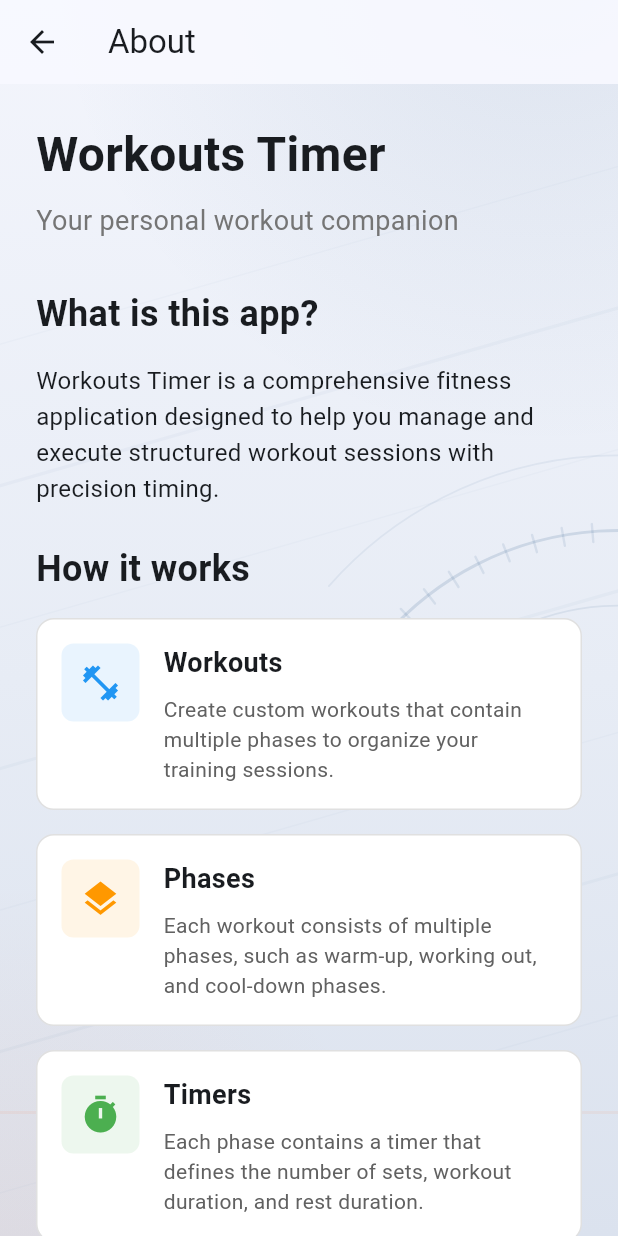
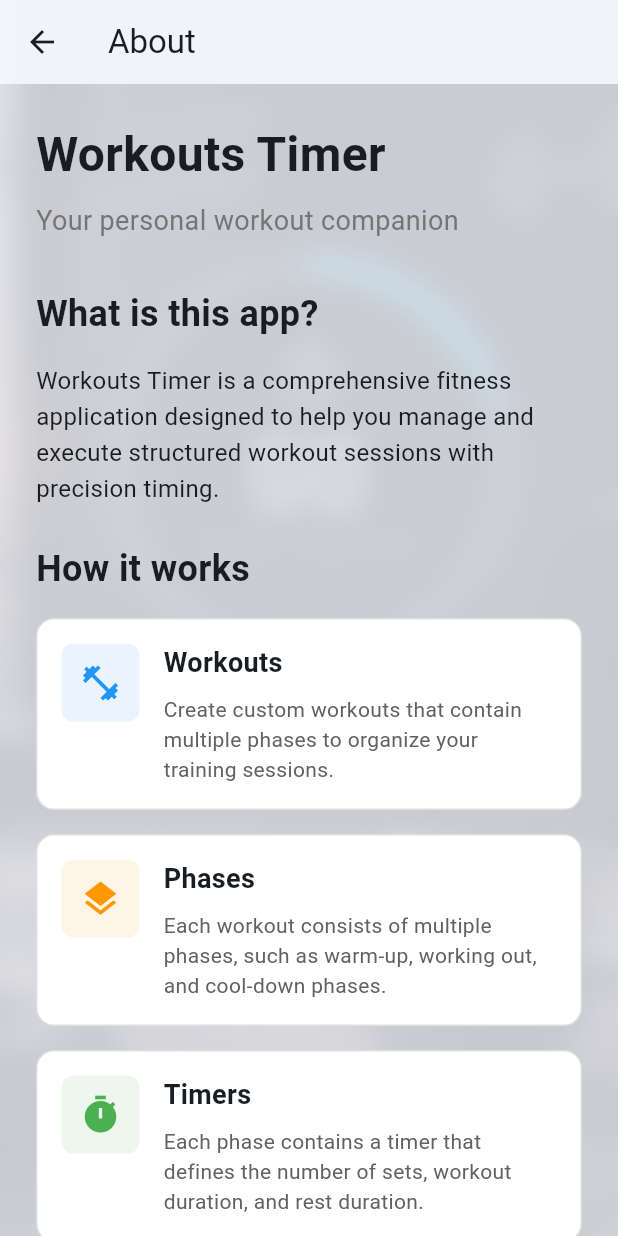
Before and after one commit to chakroun-said/timer, a Flutter app: the screen it shows after launch, after a tap on the "info outline" icon, on a phone screen of 412 x 824 dp. Run offline on Flutter 3.47's test engine with Material 3 defaults, Android fonts, the phone set to English and light mode, and no system bars; our stand-ins replace audioplayers, shared_preferences.

Commit message:
Use a fitness photo as the app background
Replace the painted vector backdrop with the gym photo. Two WebP
derivatives ship: the crisp 1400px image for the desktop margins, and a
blurred copy for narrow layouts where the photo sits behind the whole
interface and its baked-in "GO" dial would read as a second timer.

Content floats on a light veil so text keeps its contrast, the app bar
is slightly denser than the page, and the desktop panel becomes an
opaque rounded card that the photo frames. Both images are added to the
service worker precache (cache v3) so the backdrop works offline.

Co-authored-by: Copilot <223556219+Copilot@users.noreply.github.com>

```diff
--- a/lib/main.dart
+++ b/lib/main.dart
@@ -18,13 +18,13 @@ class MainApp extends StatelessWidget {
       theme: ThemeData(
         colorScheme: colors,
         useMaterial3: true,
-        // The fitness backdrop supplies the page background, so scaffolds and
-        // the app bar paint only a tint over it.
-        scaffoldBackgroundColor: Colors.transparent,
+        // The photo supplies the page background; content floats on a light
+        // veil so text stays readable and the photo reads as atmosphere.
+        scaffoldBackgroundColor: colors.surface.withAlpha(0xCC),
         appBarTheme: AppBarTheme(
-          // Same tint as the frame so the bar dissolves into the column while
-          // still hiding content that scrolls beneath it.
-          backgroundColor: colors.surface.withAlpha(0xE4),
+          // Slightly denser than the page veil so content scrolling beneath the
+          // bar fades out instead of clashing with the title.
+          backgroundColor: colors.surface.withAlpha(0xDE),
           surfaceTintColor: Colors.transparent,
           elevation: 0,
           scrolledUnderElevation: 0,
@@ -55,27 +55,33 @@ class _AppFrame extends StatelessWidget {
 
     return Stack(
       children: [
-        const Positioned.fill(child: FitnessBackdrop()),
+        Positioned.fill(child: FitnessBackdrop(blurred: !framed)),
         Positioned.fill(
           child: framed
               ? Center(
+                  child: Padding(
+                    padding: const EdgeInsets.all(24),
+                    // Opaque and rounded: the photo frames the app instead of
+                    // showing through the reading surface.
                     child: ConstrainedBox(
                       constraints: const BoxConstraints(
                         maxWidth: _maxContentWidth,
                       ),
-                    // Translucent so the artwork carries through the column.
-                    child: DecoratedBox(
+                      child: Container(
+                        clipBehavior: Clip.antiAlias,
                         decoration: BoxDecoration(
-                        color: colors.surface.withAlpha(0xE4),
+                          color: colors.surface,
+                          borderRadius: BorderRadius.circular(28),
                           boxShadow: const [
                             BoxShadow(
-                            color: Color(0x1F0B1F3A),
-                            blurRadius: 40,
-                            offset: Offset(0, 12),
+                              color: Color(0x59000000),
+                              blurRadius: 56,
+                              offset: Offset(0, 18),
                             ),
                           ],
                         ),
                         child: child,
+                      ),
                     ),
                   ),
                 )
--- a/lib/widgets/fitness_backdrop.dart
+++ b/lib/widgets/fitness_backdrop.dart
@@ -1,187 +1,54 @@
-import 'dart:math' as math;
-
 import 'package:flutter/material.dart';
 
-/// Ambient fitness backdrop drawn behind the whole app: a soft brand gradient
-/// with interval dials, motion streaks and a pulse trace.
+/// Full-window fitness photo behind the app, softened by a scrim so the light
+/// surfaces above it stay calm and readable.
 ///
-/// It is painted rather than shipped as a bitmap, so it stays sharp at any
-/// window size, adds no download weight and keeps working offline. Everything
-/// is deliberately low-contrast so content and the large countdown stay the
-/// loudest thing on screen.
+/// Two derivatives ship: the crisp photo for the desktop margins, and a blurred
+/// copy for phones, where the photo sits behind the whole interface and its
+/// baked-in "GO" dial would otherwise read as a second timer.
 class FitnessBackdrop extends StatelessWidget {
-  const FitnessBackdrop({super.key});
+  const FitnessBackdrop({super.key, required this.blurred});
+
+  static const String _sharpAsset = 'assets/background/gym.webp';
+  static const String _softAsset = 'assets/background/gym-soft.webp';
+
+  /// Whether to use the blurred derivative (full-screen, narrow layouts).
+  final bool blurred;
 
   @override
   Widget build(BuildContext context) {
-    final colors = Theme.of(context).colorScheme;
     return RepaintBoundary(
-      child: CustomPaint(
-        painter: _FitnessBackdropPainter(
-          surface: colors.surface,
-          primary: colors.primary,
-          accent: const Color(0xFFF08A5D),
-        ),
-        child: const SizedBox.expand(),
+      child: Stack(
+        fit: StackFit.expand,
+        children: [
+          Image.asset(
+            blurred ? _softAsset : _sharpAsset,
+            fit: BoxFit.cover,
+            alignment: Alignment.center,
+            filterQuality: FilterQuality.medium,
+            frameBuilder: (context, child, frame, wasSynchronouslyLoaded) {
+              if (wasSynchronouslyLoaded) return child;
+              return AnimatedOpacity(
+                opacity: frame == null ? 0 : 1,
+                duration: const Duration(milliseconds: 450),
+                curve: Curves.easeOut,
+                child: child,
+              );
+            },
+          ),
+          // Navy scrim: unifies the photo, deepens its lower half and keeps it
+          // from competing with the content panel.
+          const DecoratedBox(
+            decoration: BoxDecoration(
+              gradient: LinearGradient(
+                begin: Alignment.topCenter,
+                end: Alignment.bottomCenter,
+                colors: [Color(0x400B141F), Color(0x730B141F)],
+              ),
+            ),
+          ),
+        ],
       ),
     );
   }
 }
-
-class _FitnessBackdropPainter extends CustomPainter {
-  _FitnessBackdropPainter({
-    required this.surface,
-    required this.primary,
-    required this.accent,
-  });
-
-  final Color surface;
-  final Color primary;
-  final Color accent;
-
-  @override
-  void paint(Canvas canvas, Size size) {
-    if (size.isEmpty) return;
-
-    final w = size.width;
-    final h = size.height;
-    final bounds = Offset.zero & size;
-
-    final top = Color.alphaBlend(primary.withAlpha(6), surface);
-    final mid = Color.alphaBlend(primary.withAlpha(22), surface);
-    final bottom = Color.alphaBlend(primary.withAlpha(38), surface);
-
-    canvas.drawRect(
-      bounds,
-      Paint()
-        ..shader = LinearGradient(
-          begin: Alignment.topCenter,
-          end: Alignment.bottomCenter,
-          colors: [top, mid, bottom],
-          stops: const [0, 0.55, 1],
-        ).createShader(bounds),
-    );
-
-    _paintGlow(
-      canvas,
-      Offset(w * 0.88, -h * 0.04),
-      w * 0.8,
-      primary.withAlpha(30),
-    );
-    _paintGlow(canvas, Offset(w * 0.02, h * 1.04), w * 0.65, accent.withAlpha(24));
-
-    // On a wide screen the dial anchors the right edge; on a phone that spot is
-    // covered by the list and app bar, so it drops into the empty lower half.
-    final narrow = w < 700;
-    _paintDials(
-      canvas,
-      narrow ? Offset(w * 1.0, h * 0.68) : Offset(w * 1.04, h * 0.16),
-      narrow ? math.min(w, h) * 0.38 : w * 0.34,
-    );
-    _paintStreaks(canvas, size);
-    _paintPulse(canvas, size);
-  }
-
-  void _paintGlow(Canvas canvas, Offset center, double radius, Color color) {
-    final rect = Rect.fromCircle(center: center, radius: radius);
-    canvas.drawCircle(
-      center,
-      radius,
-      Paint()..shader = RadialGradient(colors: [color, color.withAlpha(0)]).createShader(rect),
-    );
-  }
-
-  /// Three concentric dials with tick marks, echoing the app's set/rest rounds.
-  void _paintDials(Canvas canvas, Offset center, double baseRadius) {
-    const start = -2.42;
-    const sweep = 2.3;
-    final radii = [baseRadius, baseRadius * 1.32, baseRadius * 1.64];
-    final alphas = [26, 42, 20];
-
-    for (var i = 0; i < radii.length; i++) {
-      canvas.drawArc(
-        Rect.fromCircle(center: center, radius: radii[i]),
-        start,
-        sweep,
-        false,
-        Paint()
-          ..style = PaintingStyle.stroke
-          ..strokeWidth = i == 1 ? 2 : 1.2
-          ..strokeCap = StrokeCap.round
-          ..color = primary.withAlpha(alphas[i]),
-      );
-    }
-
-    final tickPaint = Paint()
-      ..strokeWidth = 1.6
-      ..strokeCap = StrokeCap.round
-      ..color = primary.withAlpha(30);
-    const ticks = 24;
-    for (var i = 0; i <= ticks; i++) {
-      final angle = start + sweep * i / ticks;
-      final direction = Offset(math.cos(angle), math.sin(angle));
-      canvas.drawLine(
-        center + direction * (radii[1] - 7),
-        center + direction * (radii[1] + 5),
-        tickPaint,
-      );
-    }
-  }
-
-  /// Faint diagonal lines that read as speed rather than decoration.
-  void _paintStreaks(Canvas canvas, Size size) {
-    const angle = -0.28;
-    final direction = Offset(math.cos(angle), math.sin(angle));
-    final normal = Offset(-direction.dy, direction.dx);
-    final reach = math.sqrt(size.width * size.width + size.height * size.height);
-    final origin = Offset(size.width * 0.5, size.height * 0.55);
-
-    for (var i = 0; i < 7; i++) {
-      final center = origin + normal * ((i - 3) * size.height * 0.11);
-      final even = i.isEven;
-      canvas.drawLine(
-        center - direction * reach * 0.5,
-        center + direction * reach * 0.5,
-        Paint()
-          ..strokeWidth = even ? 1.0 : 2.2
-          ..strokeCap = StrokeCap.round
-          ..color = primary.withAlpha(even ? 7 : 10),
-      );
-    }
-  }
-
-  /// A heartbeat trace along the lower edge: the app's rhythm, hinted at.
-  void _paintPulse(Canvas canvas, Size size) {
-    final y = size.height * 0.9;
-    final amplitude = size.height * 0.03;
-    final beat = size.width * 0.24;
-    final path = Path()..moveTo(0, y);
-
-    var x = 0.0;
-    while (x < size.width) {
-      path
-        ..lineTo(x + beat * 0.30, y)
-        ..lineTo(x + beat * 0.42, y - amplitude)
-        ..lineTo(x + beat * 0.54, y + amplitude * 0.55)
-        ..lineTo(x + beat * 0.70, y)
-        ..lineTo(x + beat, y);
-      x += beat;
-    }
-
-    canvas.drawPath(
-      path,
-      Paint()
-        ..style = PaintingStyle.stroke
-        ..strokeWidth = 2
-        ..strokeCap = StrokeCap.round
-        ..strokeJoin = StrokeJoin.round
-        ..color = accent.withAlpha(24),
-    );
-  }
-
-  @override
-  bool shouldRepaint(_FitnessBackdropPainter oldDelegate) =>
-      oldDelegate.surface != surface ||
-      oldDelegate.primary != primary ||
-      oldDelegate.accent != accent;
-}
--- a/pubspec.yaml
+++ b/pubspec.yaml
@@ -23,6 +23,7 @@ flutter:
   uses-material-design: true
   assets:
     - assets/sounds/
+    - assets/background/
 
 flutter_launcher_icons:
   android: true
```
Also changed, not shown: assets/background/gym-soft.webp (added), assets/background/gym.webp (added), 1 other file. Lines whose indentation alone changed are shown as unchanged.
